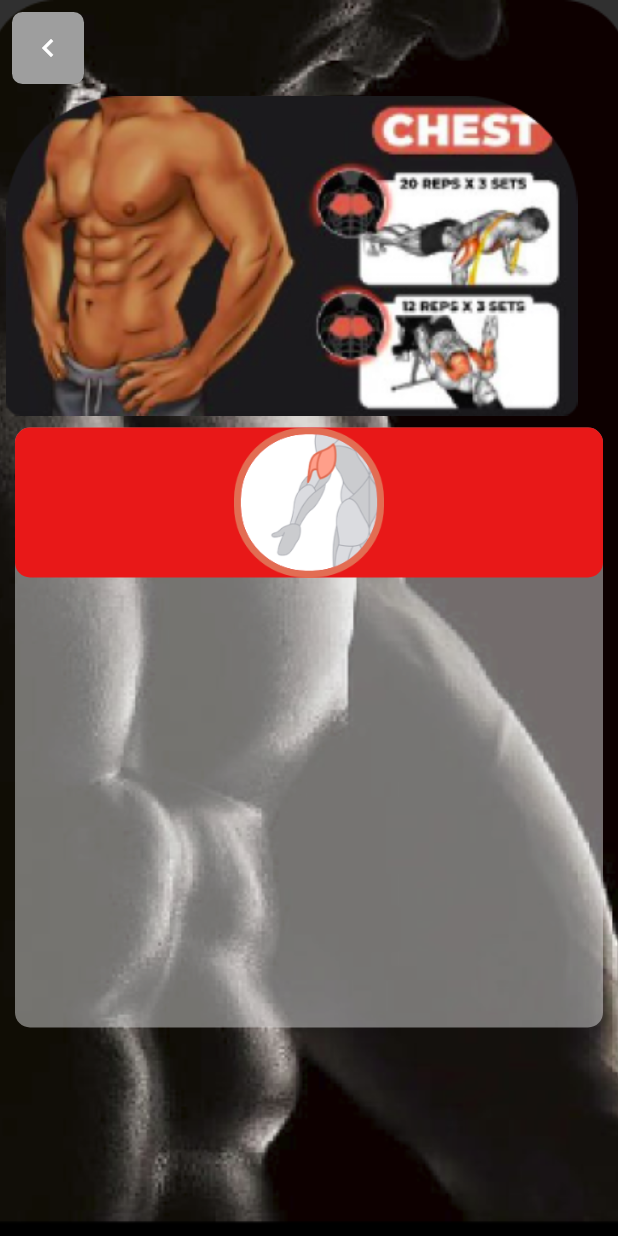
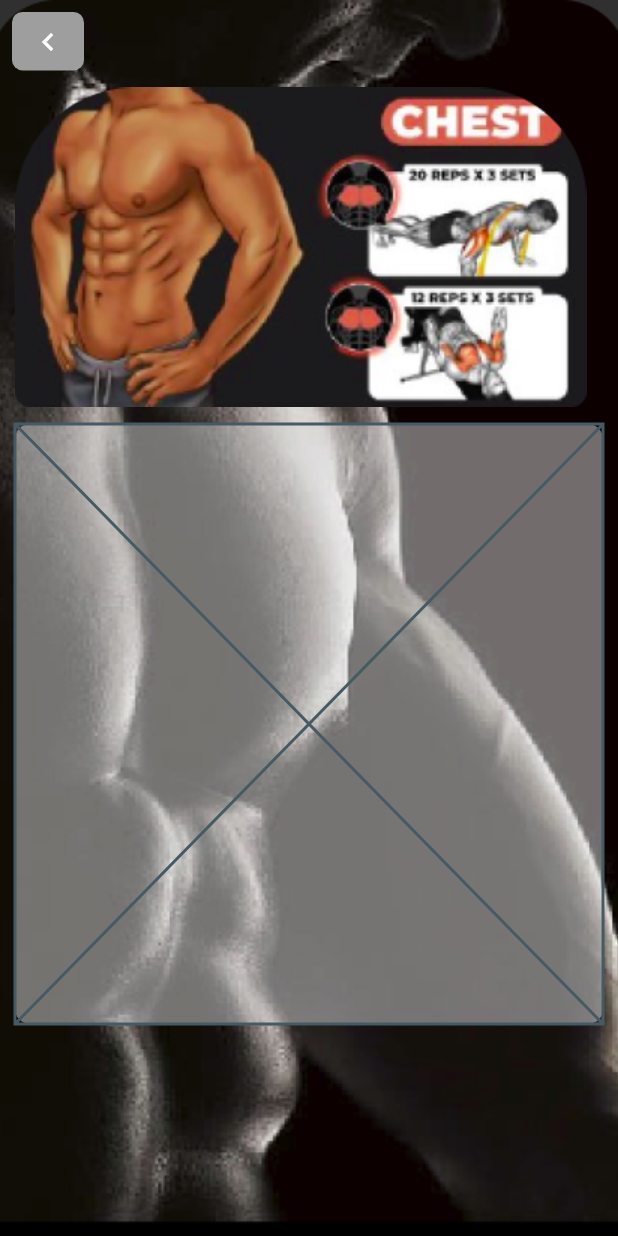
Before and after one commit to Haileliul/fitness, a Flutter app: the screen it shows after launch, on a phone screen of 412 x 824 dp. Run offline on Flutter 3.47's test engine with Material 2 defaults, Android fonts, the phone set to English and light mode, and no system bars; our stand-ins replace assets_audio_player, carousel_slider, feather_icons, firebase_auth, fl_chart, font_awesome_flutter and 3 more; missing offline and left inert: miniplayer, we_slide; accounts and stored records are empty.

Commit message:
payment_gateway fix

```diff
--- a/lib/Pages/payment_gateway.dart
+++ b/lib/Pages/payment_gateway.dart
@@ -12,6 +12,7 @@ class PaymentGatewayScreen extends StatefulWidget {
 class _PaymentGatewayScreenState extends State<PaymentGatewayScreen> {
   @override
   Widget build(BuildContext context) {
+    Size size = MediaQuery.of(context).size;
     return SafeArea(
       child: Scaffold(
         body: Container(
@@ -23,38 +24,32 @@ class _PaymentGatewayScreenState extends State<PaymentGatewayScreen> {
           child: Column(
             crossAxisAlignment: CrossAxisAlignment.start,
             children: [
-              Padding(
+              Expanded(
+                flex: 1,
+                child: Padding(
                   padding: const EdgeInsets.all(8.0),
                   child: backButton(),
                 ),
-              Padding(
+              ),
+              Expanded(
+                flex: 4,
+                child: Padding(
                   padding: const EdgeInsets.symmetric(horizontal: 4.0),
                   child: Image.asset('assets/images/rectangle49.png'),
                 ),
-              Padding(
-                padding:
-                    const EdgeInsets.symmetric(vertical: 8.0, horizontal: 10.0),
+              ),
+              Expanded(
+                flex: 10,
+                child: Padding(
+                  padding: const EdgeInsets.symmetric(
+                      vertical: 8.0, horizontal: 10.0),
                   child: SingleChildScrollView(
                     child: Container(
                       decoration: BoxDecoration(
                         borderRadius: BorderRadius.circular(10),
                         color: Color.fromRGBO(217, 217, 217, 0.50),
                       ),
-                    height: 400.0,
-                    child: SingleChildScrollView(
-                      child: Column(
-                        crossAxisAlignment: CrossAxisAlignment.stretch,
-                        children: [
-                          Container(
-                            decoration: BoxDecoration(
-                              borderRadius: BorderRadius.circular(10.0),
-                              color: kSecondaryColor,
-                            ),
-                            height: 100.0,
-                            child: Image.asset('assets/images/cat8m.png'),
-                          ),
-                        ],
-                      ),
+                      child: Placeholder(),
                     ),
                   ),
                 ),
```
Lines whose indentation alone changed are shown as unchanged.
